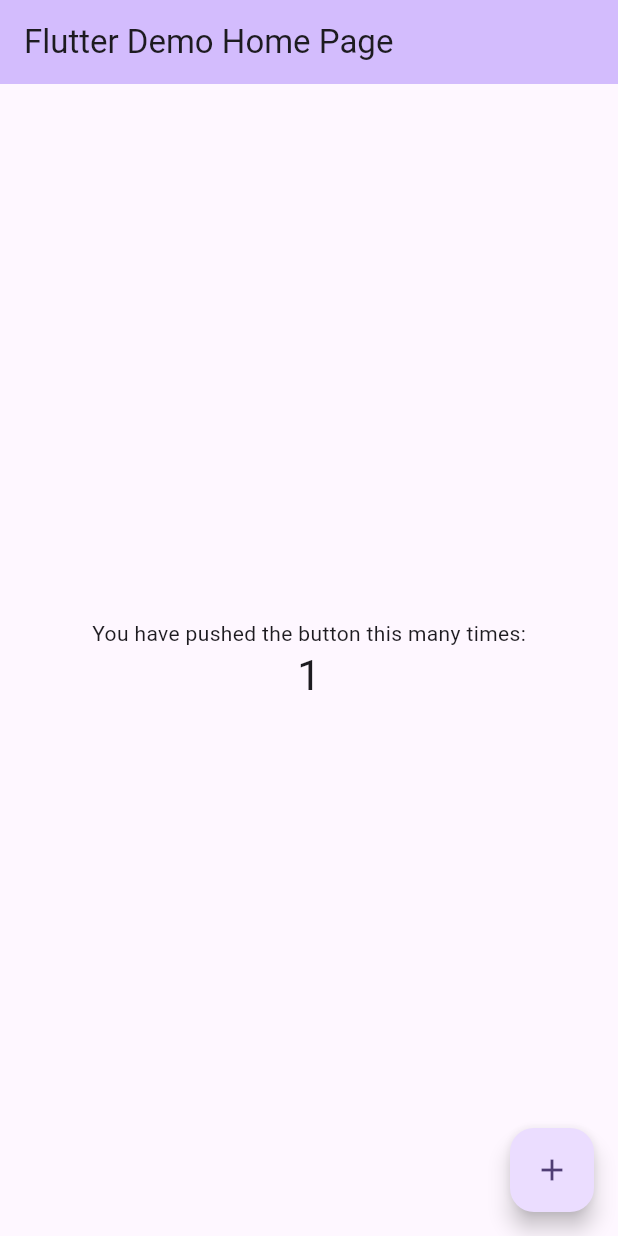
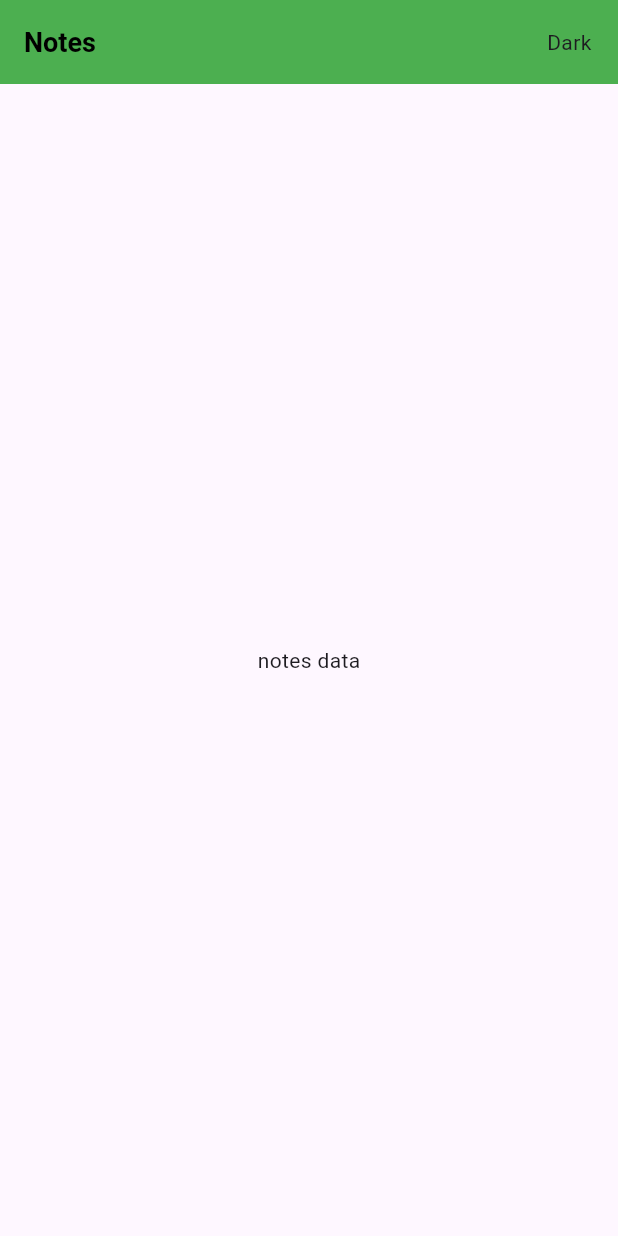
Before and after one commit to sbharth1/Notes, a Flutter app: the screen it shows after launch, on a phone screen of 412 x 824 dp. Run offline on Flutter 3.47's test engine with Material 3 defaults, Android fonts, the phone set to English and light mode, and no system bars.

Commit message:
add appbar

```diff
--- a/lib/main.dart
+++ b/lib/main.dart
@@ -1,125 +1,18 @@
 import 'package:flutter/material.dart';
+import 'package:notes_apk/pages/Note.dart';
 
 void main() {
-  runApp(const MyApp());
+  runApp(MyApp());
 }
 
 class MyApp extends StatelessWidget {
   const MyApp({super.key});
 
-  // This widget is the root of your application.
   @override
   Widget build(BuildContext context) {
     return MaterialApp(
-      title: 'Flutter Demo',
-      theme: ThemeData(
-        // This is the theme of your application.
-        //
-        // TRY THIS: Try running your application with "flutter run". You'll see
-        // the application has a purple toolbar. Then, without quitting the app,
-        // try changing the seedColor in the colorScheme below to Colors.green
-        // and then invoke "hot reload" (save your changes or press the "hot
-        // reload" button in a Flutter-supported IDE, or press "r" if you used
-        // the command line to start the app).
-        //
-        // Notice that the counter didn't reset back to zero; the application
-        // state is not lost during the reload. To reset the state, use hot
-        // restart instead.
-        //
-        // This works for code too, not just values: Most code changes can be
-        // tested with just a hot reload.
-        colorScheme: ColorScheme.fromSeed(seedColor: Colors.deepPurple),
-        useMaterial3: true,
-      ),
-      home: const MyHomePage(title: 'Flutter Demo Home Page'),
+     debugShowCheckedModeBanner: false,
+      home: const Note(),  // Your Note widget as the home screen
     );
   }
 }
-
-class MyHomePage extends StatefulWidget {
-  const MyHomePage({super.key, required this.title});
-
-  // This widget is the home page of your application. It is stateful, meaning
-  // that it has a State object (defined below) that contains fields that affect
-  // how it looks.
-
-  // This class is the configuration for the state. It holds the values (in this
-  // case the title) provided by the parent (in this case the App widget) and
-  // used by the build method of the State. Fields in a Widget subclass are
-  // always marked "final".
-
-  final String title;
-
-  @override
-  State<MyHomePage> createState() => _MyHomePageState();
-}
-
-class _MyHomePageState extends State<MyHomePage> {
-  int _counter = 1;
-
-  void _incrementCounter() {
-    setState(() {
-      // This call to setState tells the Flutter framework that something has
-      // changed in this State, which causes it to rerun the build method below
-      // so that the display can reflect the updated values. If we changed
-      // _counter without calling setState(), then the build method would not be
-      // called again, and so nothing would appear to happen.
-      _counter++;
-    });
-  }
-
-  @override
-  Widget build(BuildContext context) {
-    // This method is rerun every time setState is called, for instance as done
-    // by the _incrementCounter method above.
-    //
-    // The Flutter framework has been optimized to make rerunning build methods
-    // fast, so that you can just rebuild anything that needs updating rather
-    // than having to individually change instances of widgets.
-    return Scaffold(
-      appBar: AppBar(
-        // TRY THIS: Try changing the color here to a specific color (to
-        // Colors.amber, perhaps?) and trigger a hot reload to see the AppBar
-        // change color while the other colors stay the same.
-        backgroundColor: Theme.of(context).colorScheme.inversePrimary,
-        // Here we take the value from the MyHomePage object that was created by
-        // the App.build method, and use it to set our appbar title.
-        title: Text(widget.title),
-      ),
-      body: Center(
-        // Center is a layout widget. It takes a single child and positions it
-        // in the middle of the parent.
-        child: Column(
-          // Column is also a layout widget. It takes a list of children and
-          // arranges them vertically. By default, it sizes itself to fit its
-          // children horizontally, and tries to be as tall as its parent.
-          //
-          // Column has various properties to control how it sizes itself and
-          // how it positions its children. Here we use mainAxisAlignment to
-          // center the children vertically; the main axis here is the vertical
-          // axis because Columns are vertical (the cross axis would be
-          // horizontal).
-          //
-          // TRY THIS: Invoke "debug painting" (choose the "Toggle Debug Paint"
-          // action in the IDE, or press "p" in the console), to see the
-          // wireframe for each widget.
-          mainAxisAlignment: MainAxisAlignment.center,
-          children: <Widget>[
-            const Text(
-              'You have pushed the button this many times:',
-            ),
-            Text(
-              '$_counter',
-              style: Theme.of(context).textTheme.headlineMedium,
-            ),
-          ],
-        ),
-      ),
-      floatingActionButton: FloatingActionButton(
-        onPressed: _incrementCounter,
-        tooltip: 'Increment',
-        child: const Icon(Icons.add),
-      ), // This trailing comma makes auto-formatting nicer for build methods.
-    );
-  }
-}
--- /dev/null
+++ b/lib/pages/Note.dart
@@ -0,0 +1,34 @@
+import 'package:flutter/material.dart';
+
+class Note extends StatelessWidget {
+  const Note({super.key});
+
+  @override
+  Widget build(BuildContext context) {
+    return Scaffold(
+      appBar: AppBar(
+        title: Text("Notes",
+            style: TextStyle(
+                color: Colors.black,
+                fontSize: 18,
+                fontWeight: FontWeight.bold)),
+        backgroundColor: Colors.green,
+        actions: [
+          GestureDetector(
+              onTap: () {
+                print("light");
+              },
+              child: Container(
+                margin: EdgeInsets.all(15),
+                width: 35,
+                alignment: Alignment.center,
+                child: const Text('Dark'),
+              ))
+        ],
+      ),
+      body: Center(
+        child: Text("notes data"),
+      ),
+    );
+  }
+}
```
